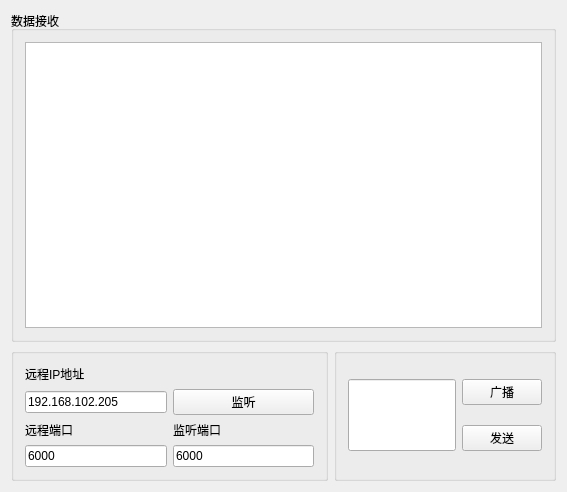
This is UDP/udp.ui in ouyangyibing/ToolBox as Qt 5 draws it before an edit. The edited form follows.
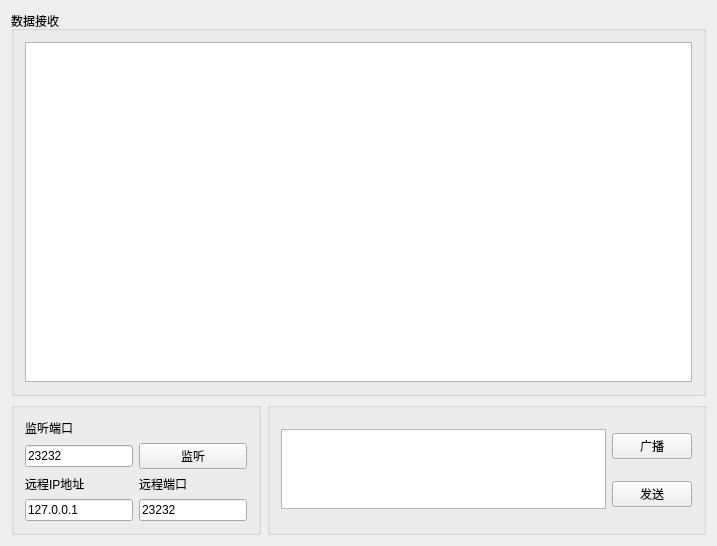
This is the edited form.

```diff
--- a/UDP/udp.ui
+++ b/UDP/udp.ui
@@ -6,8 +6,8 @@
    <rect>
     <x>0</x>
     <y>0</y>
-    <width>567</width>
-    <height>492</height>
+    <width>717</width>
+    <height>546</height>
    </rect>
   </property>
   <property name="windowTitle">
@@ -20,24 +20,17 @@
       <string/>
      </property>
      <layout class="QGridLayout" name="gridLayout_3">
-      <item row="1" column="2">
+      <item row="0" column="0" rowspan="2">
+       <widget class="QTextEdit" name="sendData"/>
+      </item>
+      <item row="1" column="1">
        <widget class="QPushButton" name="send">
         <property name="text">
          <string>发送</string>
         </property>
        </widget>
       </item>
-      <item row="0" column="0" rowspan="2" colspan="2">
-       <widget class="QLineEdit" name="sendData">
-        <property name="sizePolicy">
-         <sizepolicy hsizetype="Expanding" vsizetype="Preferred">
-          <horstretch>0</horstretch>
-          <verstretch>0</verstretch>
-         </sizepolicy>
-        </property>
-       </widget>
-      </item>
-      <item row="0" column="2">
+      <item row="0" column="1">
        <widget class="QPushButton" name="broadcast">
         <property name="text">
          <string>广播</string>
@@ -65,7 +58,7 @@
       <string/>
      </property>
      <layout class="QGridLayout" name="gridLayout_5">
-      <item row="3" column="0">
+      <item row="4" column="1">
        <widget class="QLineEdit" name="srvPort">
         <property name="sizePolicy">
          <sizepolicy hsizetype="Preferred" vsizetype="Fixed">
@@ -74,18 +67,58 @@
          </sizepolicy>
         </property>
         <property name="text">
-         <string>6000</string>
+         <string>23232</string>
         </property>
        </widget>
       </item>
-      <item row="0" column="0">
+      <item row="3" column="1">
+       <widget class="QLabel" name="label_2">
+        <property name="text">
+         <string>远程端口</string>
+        </property>
+       </widget>
+      </item>
+      <item row="3" column="0">
        <widget class="QLabel" name="label">
         <property name="text">
          <string>远程IP地址</string>
         </property>
        </widget>
       </item>
-      <item row="1" column="1">
+      <item row="4" column="0">
+       <widget class="QLineEdit" name="srvIp">
+        <property name="sizePolicy">
+         <sizepolicy hsizetype="Preferred" vsizetype="Fixed">
+          <horstretch>0</horstretch>
+          <verstretch>0</verstretch>
+         </sizepolicy>
+        </property>
+        <property name="text">
+         <string>127.0.0.1</string>
+        </property>
+       </widget>
+      </item>
+      <item row="2" column="0">
+       <widget class="QLineEdit" name="cltPort">
+        <property name="sizePolicy">
+         <sizepolicy hsizetype="Preferred" vsizetype="Fixed">
+          <horstretch>0</horstretch>
+          <verstretch>0</verstretch>
+         </sizepolicy>
+        </property>
+        <property name="text">
+         <string>23232</string>
+        </property>
+       </widget>
+      </item>
+      <item row="0" column="0">
+       <widget class="QLabel" name="label_3">
+        <property name="text">
+         <string>监听端口</string>
+        </property>
+       </widget>
+      </item>
+      <item row="2" column="1">
        <widget class="QPushButton" name="bind">
         <property name="text">
          <string>监听</string>
@@ -95,46 +128,6 @@
         </property>
        </widget>
       </item>
-      <item row="3" column="1">
-       <widget class="QLineEdit" name="cltPort">
-        <property name="sizePolicy">
-         <sizepolicy hsizetype="Preferred" vsizetype="Fixed">
-          <horstretch>0</horstretch>
-          <verstretch>0</verstretch>
-         </sizepolicy>
-        </property>
-        <property name="text">
-         <string>6000</string>
-        </property>
-       </widget>
-      </item>
-      <item row="2" column="0">
-       <widget class="QLabel" name="label_2">
-        <property name="text">
-         <string>远程端口</string>
-        </property>
-       </widget>
-      </item>
-      <item row="2" column="1">
-       <widget class="QLabel" name="label_3">
-        <property name="text">
-         <string>监听端口</string>
-        </property>
-       </widget>
-      </item>
-      <item row="1" column="0">
-       <widget class="QLineEdit" name="srvIp">
-        <property name="sizePolicy">
-         <sizepolicy hsizetype="Preferred" vsizetype="Fixed">
-          <horstretch>0</horstretch>
-          <verstretch>0</verstretch>
-         </sizepolicy>
-        </property>
-        <property name="text">
-         <string>192.168.102.205</string>
-        </property>
-       </widget>
-      </item>
      </layout>
     </widget>
    </item>
```
Left out of the diff: 9 changed lines with no effect on the pictures.
